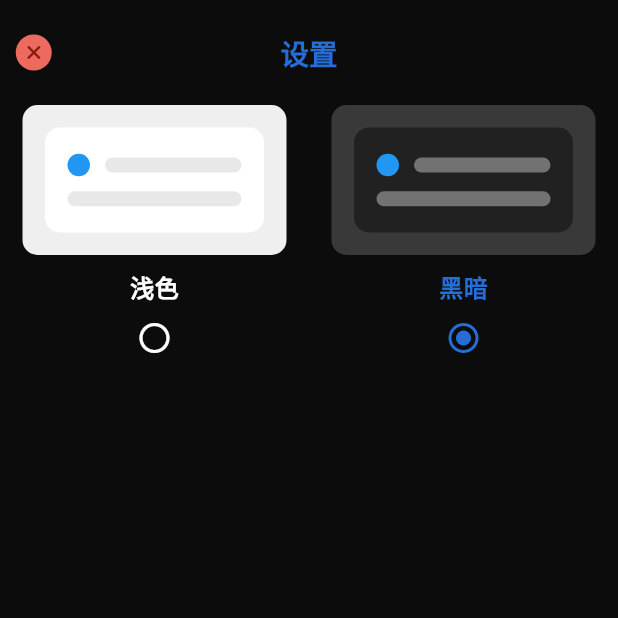
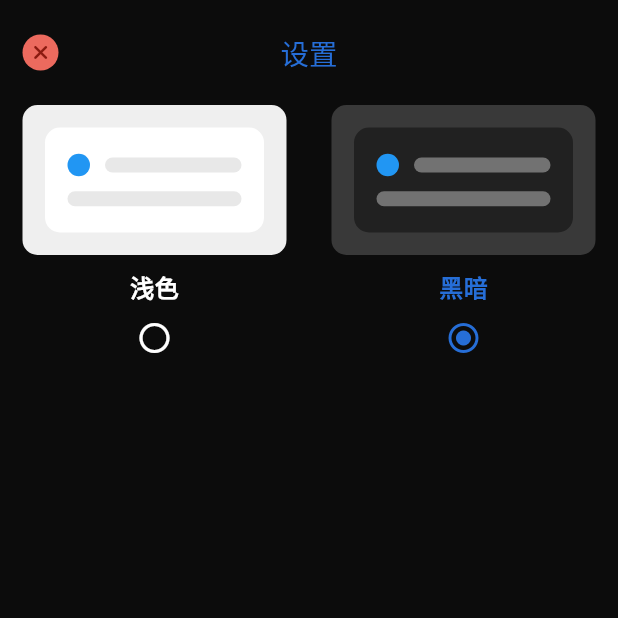
Before and after one commit to usemain/ToastNote, a Flutter app: the SettingsPage screen opened by its route, after a tap on "黑暗", on a phone screen of 412 x 824 dp, the top half of it. Run offline on Flutter 3.47's test engine with Material 3 defaults, Android fonts, the phone set to English and light mode, and no system bars; our stand-ins replace flutter_svg, font_awesome_flutter, ionicons, shared_preferences; missing offline and left inert: flutter_quill; accounts and stored records are empty; Roboto replaces fonts that are missing (dingding).

Commit message:
feat：封装全局使用iconButtom组件

```diff
--- a/lib/main.dart
+++ b/lib/main.dart
@@ -38,7 +38,7 @@ class _MainPageState extends State<MainPage> {
       child: Consumer<ConfigProvider>(
         builder: (context, configProvider, child) {
           return MaterialApp(
-            title: 'ToastNote',
+            title: 'com.usemain',
             theme: initTheme(configProvider),
             locale: const Locale('zh', 'CH'),
             supportedLocales: const [
--- a/lib/screens/Layout/appbar.dart
+++ b/lib/screens/Layout/appbar.dart
@@ -1,9 +1,7 @@
 import 'package:flutter/material.dart';
 import 'package:flutter_svg/svg.dart';
 import 'package:font_awesome_flutter/font_awesome_flutter.dart';
-import 'package:provider/provider.dart';
-import 'package:toast_note/shares/colors.dart';
-import 'package:toast_note/providers/config.dart';
+import 'package:toast_note/widgets/custom_icon_button.dart';
 
 class Appbar extends StatelessWidget implements PreferredSizeWidget {
   const Appbar({
@@ -15,13 +13,10 @@ class Appbar extends StatelessWidget implements PreferredSizeWidget {
 
   @override
   Widget build(BuildContext context) {
-    final configProvider = Provider.of<ConfigProvider>(context);
-
     return AppBar(
       elevation: 0,
       toolbarHeight: 70,
       automaticallyImplyLeading: false,
-      backgroundColor: isThemeBgColor(configProvider),
       title: Row(
         mainAxisAlignment: MainAxisAlignment.spaceBetween,
         children: [
@@ -46,7 +41,7 @@ class Appbar extends StatelessWidget implements PreferredSizeWidget {
                         height: 30,
                       ),
                     ),
-                    Column(
+                    const Column(
                       crossAxisAlignment: CrossAxisAlignment.start,
                       children: [
                         Text(
@@ -54,13 +49,10 @@ class Appbar extends StatelessWidget implements PreferredSizeWidget {
                           style: TextStyle(
                             fontSize: 14,
                             fontWeight: FontWeight.w600,
-                            color: configProvider.isLight
-                                ? Colors.black
-                                : Colors.white,
                           ),
                         ),
-                        const SizedBox(height: 4),
-                        const Text(
+                        SizedBox(height: 4),
+                        Text(
                           "Welcome back!",
                           style: TextStyle(
                             fontSize: 11,
@@ -79,8 +71,9 @@ class Appbar extends StatelessWidget implements PreferredSizeWidget {
             flex: 1,
             child: Align(
               alignment: Alignment.centerRight,
-              child: GestureDetector(
-                behavior: HitTestBehavior.opaque,
+              child: CustomIconButton(
+                icon: FontAwesomeIcons.plus,
+                padding: const EdgeInsets.only(right: 0),
                 onTap: () {
                   Navigator.pushNamed(context, "/NoteEditor");
                   // showModalBottomSheet(
@@ -98,19 +91,6 @@ class Appbar extends StatelessWidget implements PreferredSizeWidget {
                   //   },
                   // );
                 },
-                child: Container(
-                  width: 24,
-                  height: 24,
-                  decoration: BoxDecoration(
-                    color: commonColor,
-                    borderRadius: BorderRadius.circular(12),
-                  ),
-                  child: const Icon(
-                    FontAwesomeIcons.plus,
-                    size: 14,
-                    color: Colors.white,
-                  ),
-                ),
               ),
             ),
           )
--- a/lib/screens/NoteEditor/index.dart
+++ b/lib/screens/NoteEditor/index.dart
@@ -8,6 +8,7 @@ import 'package:toast_note/screens/NoteEditor/note_editor_menu.dart';
 import 'package:toast_note/shares/colors.dart';
 import 'package:toast_note/providers/config.dart';
 import 'package:toast_note/shares/config.dart';
+import 'package:toast_note/widgets/custom_icon_button.dart';
 import 'package:toast_note/widgets/custom_scaffold.dart';
 
 class NoteEditorPage extends StatefulWidget {
@@ -48,27 +49,13 @@ class _NoteEditorPageState extends State<NoteEditorPage> {
         // interceptBack: true,
         interceptMessage: '您确定退出编辑吗?',
         actions: [
-          Container(
-            margin: const EdgeInsets.only(right: 15),
-            width: 24,
-            height: 24,
-            decoration: BoxDecoration(
-              color: commonColor,
-              borderRadius: BorderRadius.circular(12),
-            ),
-            child: GestureDetector(
-              onTap: () {
-                final json =
-                    jsonEncode(_controller.document.toDelta().toJson());
-                debugPrint(json);
-              },
-              child: const Icon(
-                FontAwesomeIcons.check,
-                size: 14,
-                color: Colors.white,
-              ),
-            ),
-          )
+          CustomIconButton(
+            icon: FontAwesomeIcons.check,
+            onTap: () {
+              final json = jsonEncode(_controller.document.toDelta().toJson());
+              debugPrint(json);
+            },
+          ),
         ],
         body: SafeArea(
           child: Column(
--- a/lib/theme.dart
+++ b/lib/theme.dart
@@ -57,7 +57,6 @@ ThemeData initTheme(ConfigProvider configProvider) {
       backgroundColor: isBackground,
       titleTextStyle: TextStyle(
         fontSize: 19,
-        fontWeight: FontWeight.w600,
         color: isPrimary,
       ),
       iconTheme: IconThemeData(
--- /dev/null
+++ b/lib/widgets/custom_icon_button.dart
@@ -0,0 +1,50 @@
+import 'package:flutter/material.dart';
+import 'package:toast_note/shares/colors.dart';
+
+class CustomIconButton extends StatefulWidget {
+  const CustomIconButton({
+    super.key,
+    required this.icon,
+    this.iconColor = Colors.white,
+    this.bgColor = commonColor,
+    this.padding = const EdgeInsets.only(right: 15),
+    required this.onTap,
+  });
+
+  final IconData icon;
+  final Color iconColor;
+  final Color bgColor;
+  final EdgeInsetsGeometry padding;
+  final Function onTap;
+
+  @override
+  State<CustomIconButton> createState() => _CustomIconButtonState();
+}
+
+class _CustomIconButtonState extends State<CustomIconButton> {
+  @override
+  Widget build(BuildContext context) {
+    return Padding(
+      padding: widget.padding,
+      child: GestureDetector(
+        behavior: HitTestBehavior.opaque,
+        onTap: () {
+          widget.onTap();
+        },
+        child: Container(
+          width: 24,
+          height: 24,
+          decoration: BoxDecoration(
+            color: widget.bgColor,
+            borderRadius: BorderRadius.circular(12),
+          ),
+          child: Icon(
+            widget.icon,
+            size: 14,
+            color: widget.iconColor,
+          ),
+        ),
+      ),
+    );
+  }
+}
--- a/lib/widgets/custom_scaffold.dart
+++ b/lib/widgets/custom_scaffold.dart
@@ -1,6 +1,7 @@
 import 'package:flutter/material.dart';
 import 'package:font_awesome_flutter/font_awesome_flutter.dart';
 import 'package:toast_note/shares/colors.dart';
+import 'package:toast_note/widgets/custom_icon_button.dart';
 
 class CustomScaffold extends StatefulWidget {
   const CustomScaffold(
@@ -36,9 +37,15 @@ class _CustomScaffoldState extends State<CustomScaffold> {
             color: commonColor,
           ),
         ),
-        leadingWidth: 45,
-        leading: GestureDetector(
-          behavior: HitTestBehavior.opaque,
+        leadingWidth: 39,
+        leading: SizedBox(
+          width: 39,
+          child: Center(
+            child: CustomIconButton(
+              padding: const EdgeInsets.only(left: 15),
+              icon: FontAwesomeIcons.xmark,
+              iconColor: const Color(0xFF8B1A10),
+              bgColor: const Color(0xFFEC6A5E),
               onTap: () {
                 if (FocusScope.of(context).hasFocus) {
                   FocusScope.of(context).unfocus();
@@ -87,22 +94,6 @@ class _CustomScaffoldState extends State<CustomScaffold> {
                   }
                 }
               },
-          child: SizedBox(
-            width: 45,
-            child: Center(
-              child: Container(
-                width: 24,
-                height: 24,
-                decoration: BoxDecoration(
-                  color: const Color(0xFFEC6A5E),
-                  borderRadius: BorderRadius.circular(12),
-                ),
-                child: const Icon(
-                  FontAwesomeIcons.xmark,
-                  size: 14,
-                  color: Color(0xFF8B1A10),
-                ),
-              ),
             ),
           ),
         ),
```
Lines whose indentation alone changed are shown as unchanged.
